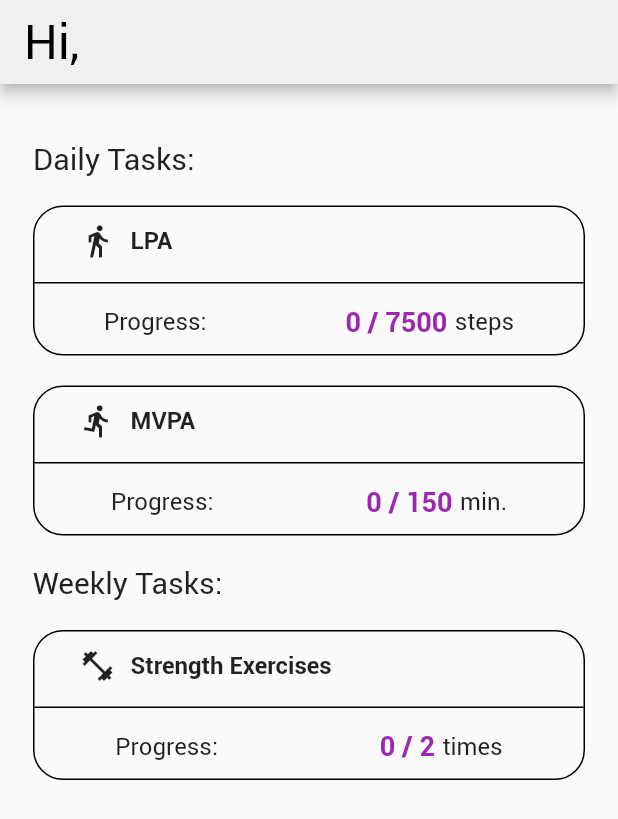
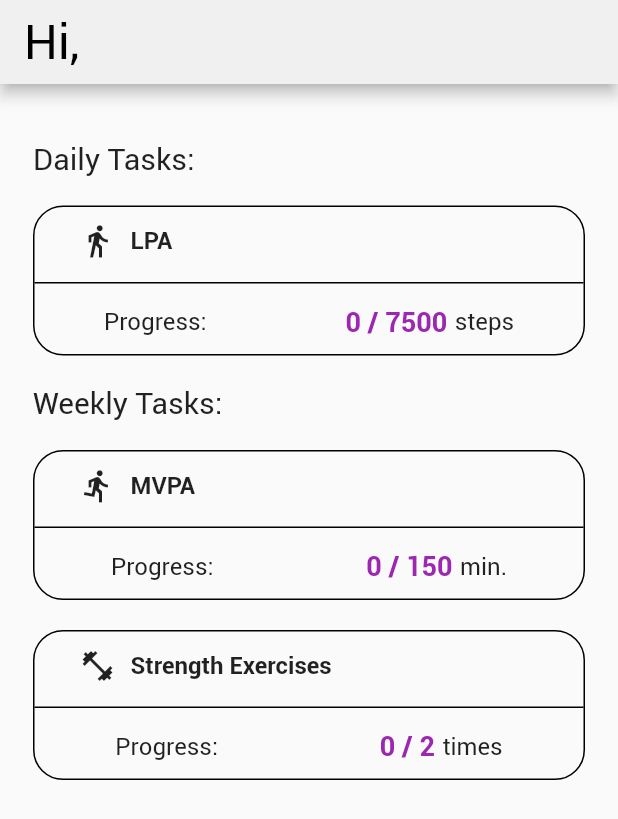
Before and after one commit to andrewwu-dev/Fitdle_App, a Flutter app: the HomeScreen screen opened directly, on a phone screen of 412 x 824 dp. Shown: the top 819 px of the screen. Run offline on Flutter 3.47's test engine with Material 2 defaults, Android fonts, the phone set to English and light mode, and no system bars; our stand-ins replace dio, firebase_auth, firebase_core, fluttertoast, get_it, rxdart; accounts and stored records are empty; network calls fail.

Commit message:
move mvpa to weekly activity

```diff
--- a/Fitdle/lib/pages/home/home_screen.dart
+++ b/Fitdle/lib/pages/home/home_screen.dart
@@ -63,15 +63,15 @@ class _HomeScreenState extends State<HomeScreen> {
                           taskProgress: progress.lpa,
                           goal: _homeVM.getTaskGoal("lpa")),
                       const SizedBox(height: 20),
+                      const Text(weeklyTasks,
+                          style: TextStyle(fontFamily: 'Roboto', fontSize: h4)),
+                      const SizedBox(height: 20),
                       Task(
                           category: mvpa,
                           icon: const Icon(Icons.directions_run, size: h3),
                           unit: minutes,
                           taskProgress: progress.mvpa,
                           goal: _homeVM.getTaskGoal("mvpa")),
-                      const SizedBox(height: 20),
-                      const Text(weeklyTasks,
-                          style: TextStyle(fontFamily: 'Roboto', fontSize: h4)),
                       const SizedBox(height: 20),
                       Task(
                           category: strength,
```
